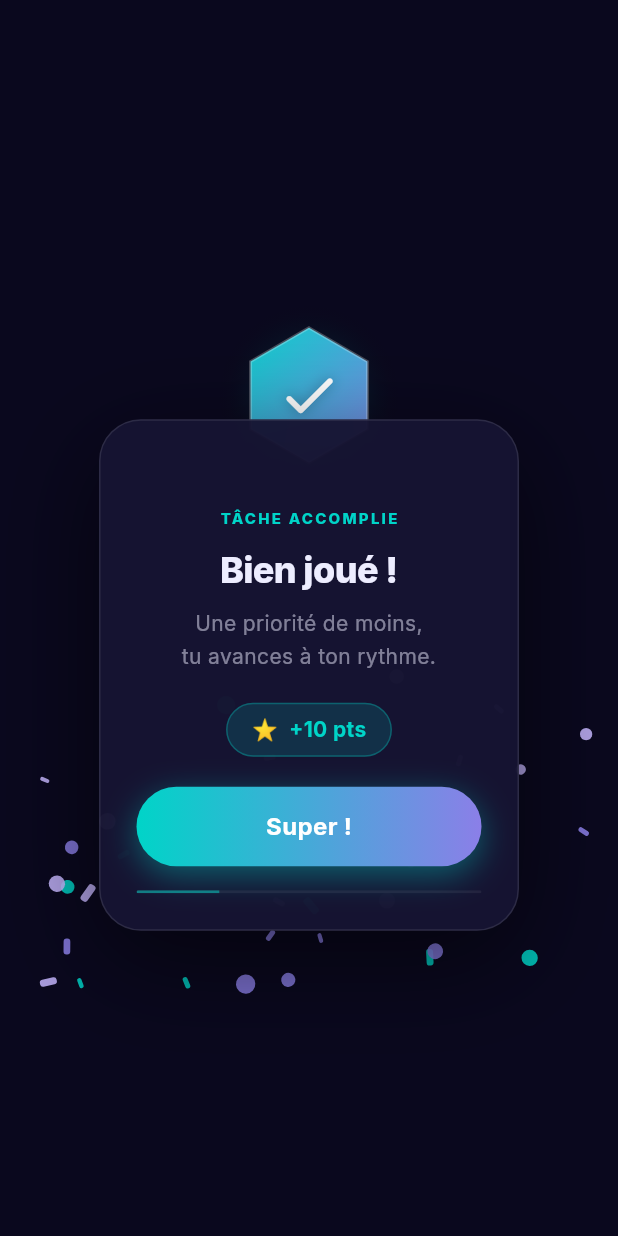
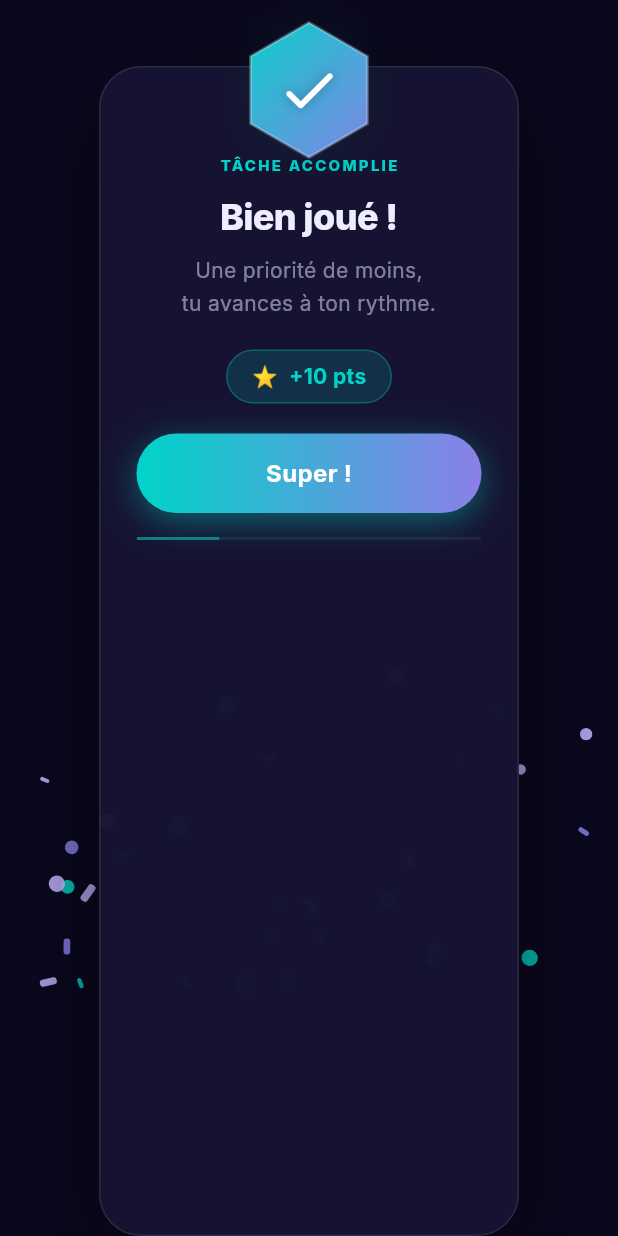
Before and after one commit to Cassandre-pdg/mon-app, a Flutter app: the CelebrationOverlay widget shown alone on an empty page, opened directly with empty values, on a phone screen of 412 x 824 dp. Run offline on Flutter 3.47's test engine with Material 3 defaults, Android fonts, the phone set to English and light mode, and no system bars; our stand-ins replace firebase_core, firebase_messaging, fl_chart, flutter_local_notifications, flutter_riverpod, go_router and 7 more; missing offline and left inert: purchases_flutter; accounts and stored records are empty.

Commit message:
fix(celebration): remplace margin négative par Stack+Positioned
Un Container avec margin top négatif déclenche une assertion Flutter
(margin.isNonNegative). Le badge hexagonal est maintenant positionné
via Positioned(top:0) dans un Stack, avec margin top:44 sur la card.

Co-Authored-By: Claude Sonnet 4.6 <noreply@anthropic.com>

```diff
--- a/flutter_app/lib/shared/widgets/celebration_overlay.dart
+++ b/flutter_app/lib/shared/widgets/celebration_overlay.dart
@@ -348,15 +348,13 @@ class _CelebrationOverlayState extends State<CelebrationOverlay>
       onTap: () {},
       child: SizedBox(
         width: 280,
-        child: Column(
-          mainAxisSize: MainAxisSize.min,
+        child: Stack(
+          clipBehavior: Clip.none,
+          alignment: Alignment.topCenter,
           children: [
-            // Badge flottant
-            _buildBadge(),
-
-            // Body de la card (le badge déborde en haut via margin négative)
+            // Body de la card avec padding haut pour laisser place au badge
             Container(
-              margin: const EdgeInsets.only(top: -44),
+              margin: const EdgeInsets.only(top: 44),
               decoration: BoxDecoration(
                 color: const Color(0xF5161432),
                 border: Border.all(color: Colors.white.withValues(alpha: 0.1)),
@@ -494,6 +492,12 @@ class _CelebrationOverlayState extends State<CelebrationOverlay>
                 ),
               ),
             ),
+
+            // Badge flottant centré en haut, par-dessus la card
+            Positioned(
+              top: 0,
+              child: _buildBadge(),
+            ),
           ],
         ),
       ),
```
